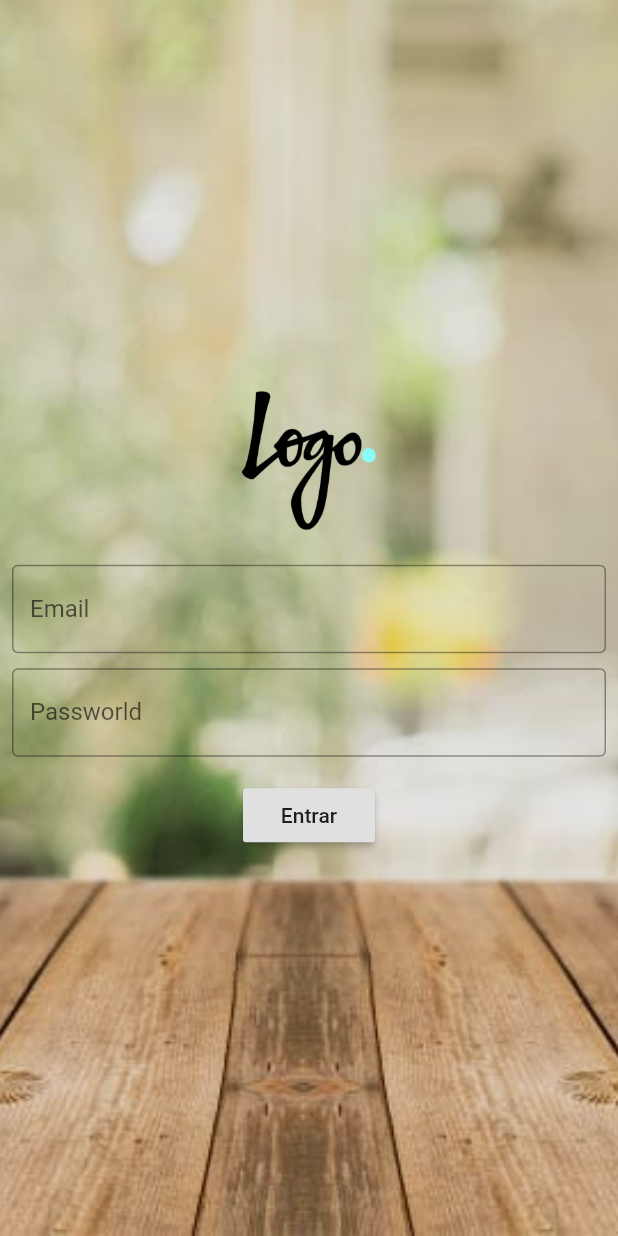
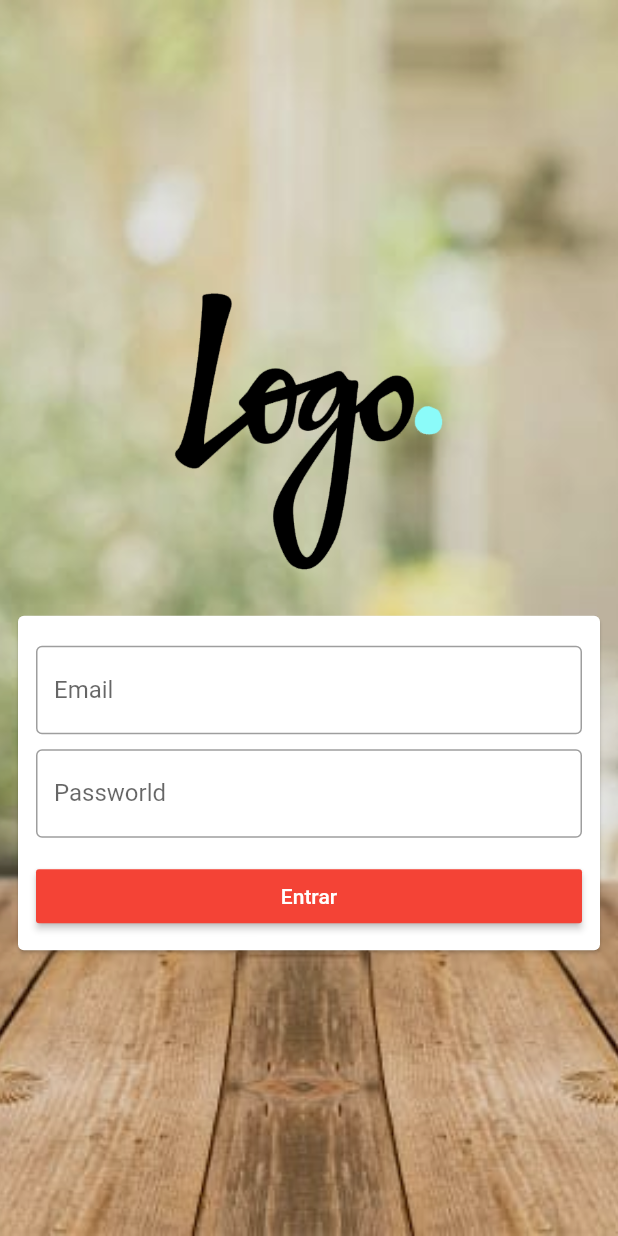
Before and after one commit to layonmartins/CursoFlutter, a Flutter app: the screen it shows after launch, on a phone screen of 412 x 824 dp. Run offline on Flutter 3.47's test engine with Material 2 defaults, Android fonts, the phone set to English and light mode, and no system bars.

Commit message:
Curso Flutter #24 - Material Card

```diff
--- a/lib/login_page.dart
+++ b/lib/login_page.dart
@@ -26,19 +26,24 @@ class _LoginPageState extends State<LoginPage> {
                 mainAxisAlignment: MainAxisAlignment.center,
                 children: [
                   Container(
-                      width: 100,
-                      height: 100,
+                      width: 200,
+                      height: 200,
                       child: Image.asset('assets/images/logo.png')),
-                  Container(
-                    height: 20,
-                  ),
+                  Container(height: 20),
+                  Card(
+                      child: Padding(
+                    padding: const EdgeInsets.only(
+                        left: 12, right: 12, top: 20, bottom: 12),
+                    child: Column(
+                      children: [
                         TextField(
                             onChanged: (text) {
                               email = text;
                             },
                             keyboardType: TextInputType.emailAddress,
                             decoration: InputDecoration(
-                          labelText: 'Email', border: OutlineInputBorder())),
+                                labelText: 'Email',
+                                border: OutlineInputBorder())),
                         SizedBox(height: 10),
                         TextField(
                             onChanged: (text) {
@@ -49,18 +54,29 @@ class _LoginPageState extends State<LoginPage> {
                                 labelText: 'Passworld',
                                 border: OutlineInputBorder())),
                         SizedBox(height: 15),
-                  RaisedButton(
+                        MaterialButton(
+                          textColor: Colors.white,
+                          color: Colors.red,
                           onPressed: () {
                             if (email == 'junior@flutter.com.br' &&
                                 password == '123') {
                               print('correto');
-                        Navigator.of(context).pushReplacementNamed('/home');
+                              Navigator.of(context)
+                                  .pushReplacementNamed('/home');
                             } else {
                               print('errado');
                             }
                           },
-                    child: Text('Entrar'),
+                          child: Container(
+                              width: double.infinity,
+                              child: Text(
+                                'Entrar',
+                                textAlign: TextAlign.center,
+                              )),
                         )
+                      ],
+                    ),
+                  ))
                 ],
               ),
             )),
```
Lines whose indentation alone changed are shown as unchanged.
